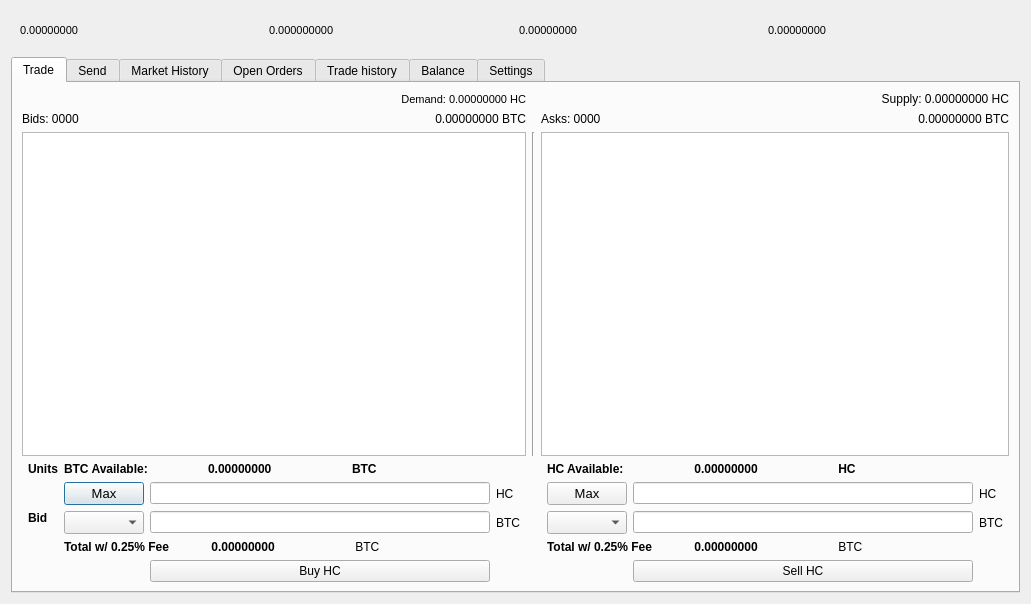
First picture: the form in src/qt/forms/tradingdialog.ui, repository cbtc/anewcoin, before the edit.
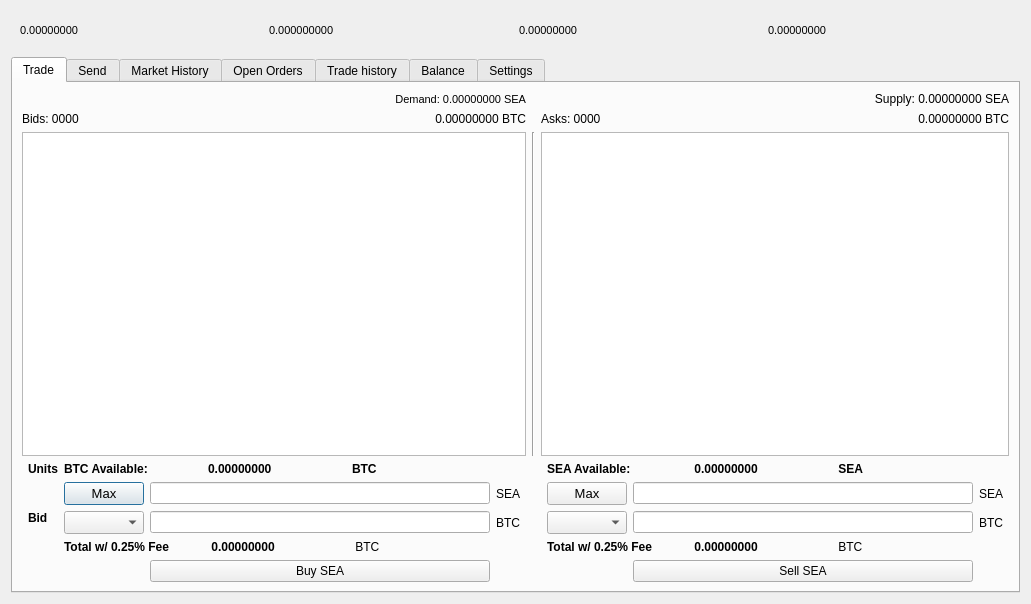
Second picture: the form after the edit. The open tabs and pages were chosen to show the change. Icons and pictures are not drawn.

Diff of the .ui file:
```diff
--- a/src/qt/forms/tradingdialog.ui
+++ b/src/qt/forms/tradingdialog.ui
@@ -704,7 +704,7 @@
             </font>
            </property>
            <property name="text">
-            <string>HC Available:</string>
+            <string>SEA Available:</string>
            </property>
           </widget>
          </item>
@@ -1148,7 +1148,7 @@
             </font>
            </property>
            <property name="text">
-            <string> HC</string>
+            <string> SEA</string>
            </property>
           </widget>
          </item>
@@ -1186,7 +1186,7 @@
        <item row="4" column="4">
         <widget class="QLabel" name="label_4">
          <property name="text">
-          <string>HC</string>
+          <string>SEA</string>
          </property>
         </widget>
        </item>
@@ -1222,7 +1222,7 @@
        <item row="4" column="10">
         <widget class="QLabel" name="label_22">
          <property name="text">
-          <string>HC</string>
+          <string>SEA</string>
          </property>
         </widget>
        </item>
@@ -2239,14 +2239,14 @@
        <item row="7" column="3">
         <widget class="QPushButton" name="BuyHM">
          <property name="text">
-          <string>Buy HC</string>
+          <string>Buy SEA</string>
          </property>
         </widget>
        </item>
        <item row="7" column="9">
         <widget class="QPushButton" name="SellHMBTN">
          <property name="text">
-          <string>Sell HC</string>
+          <string>Sell SEA</string>
          </property>
         </widget>
        </item>
@@ -2320,7 +2320,7 @@
           </font>
          </property>
          <property name="text">
-          <string>Demand: 0.00000000 HC</string>
+          <string>Demand: 0.00000000 SEA</string>
          </property>
          <property name="alignment">
           <set>Qt::AlignRight|Qt::AlignTrailing|Qt::AlignVCenter</set>
@@ -2330,7 +2330,7 @@
        <item row="0" column="9" colspan="3">
         <widget class="QLabel" name="HMSupply">
          <property name="text">
-          <string>Supply: 0.00000000 HC</string>
+          <string>Supply: 0.00000000 SEA</string>
          </property>
          <property name="alignment">
           <set>Qt::AlignRight|Qt::AlignTrailing|Qt::AlignVCenter</set>
```
Left out of the diff: 20 changed lines with no effect on the pictures.
